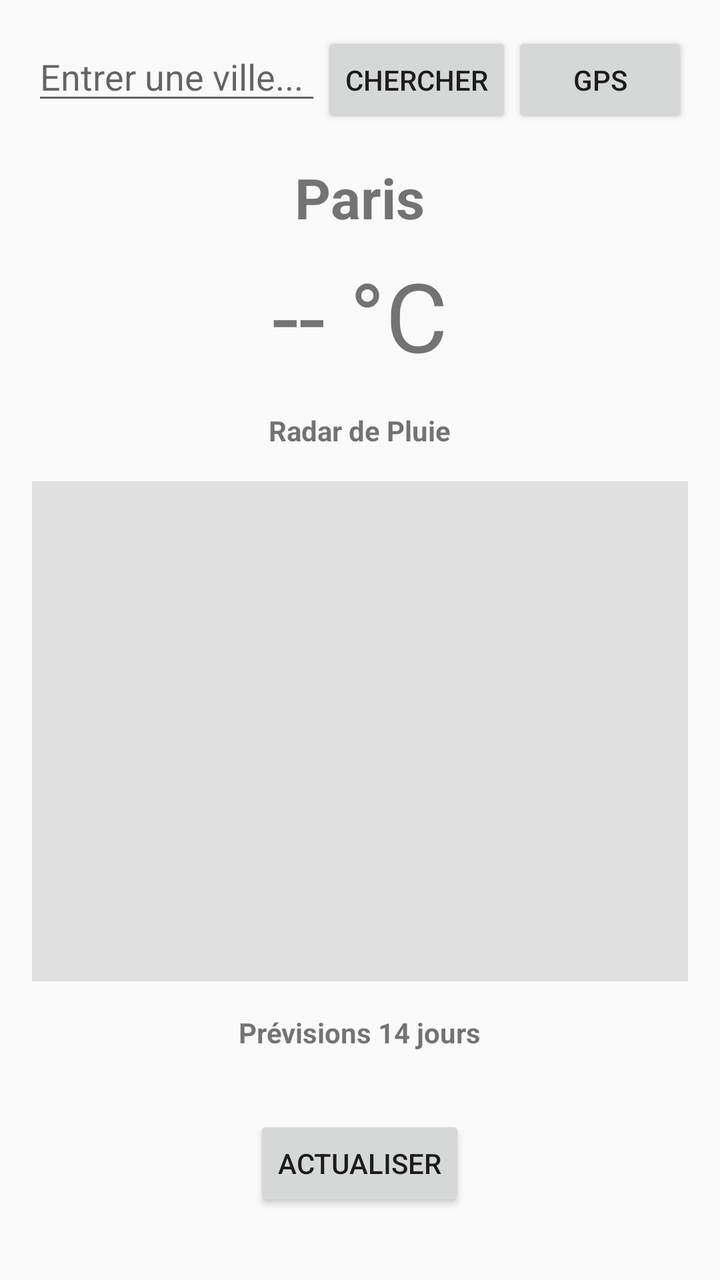
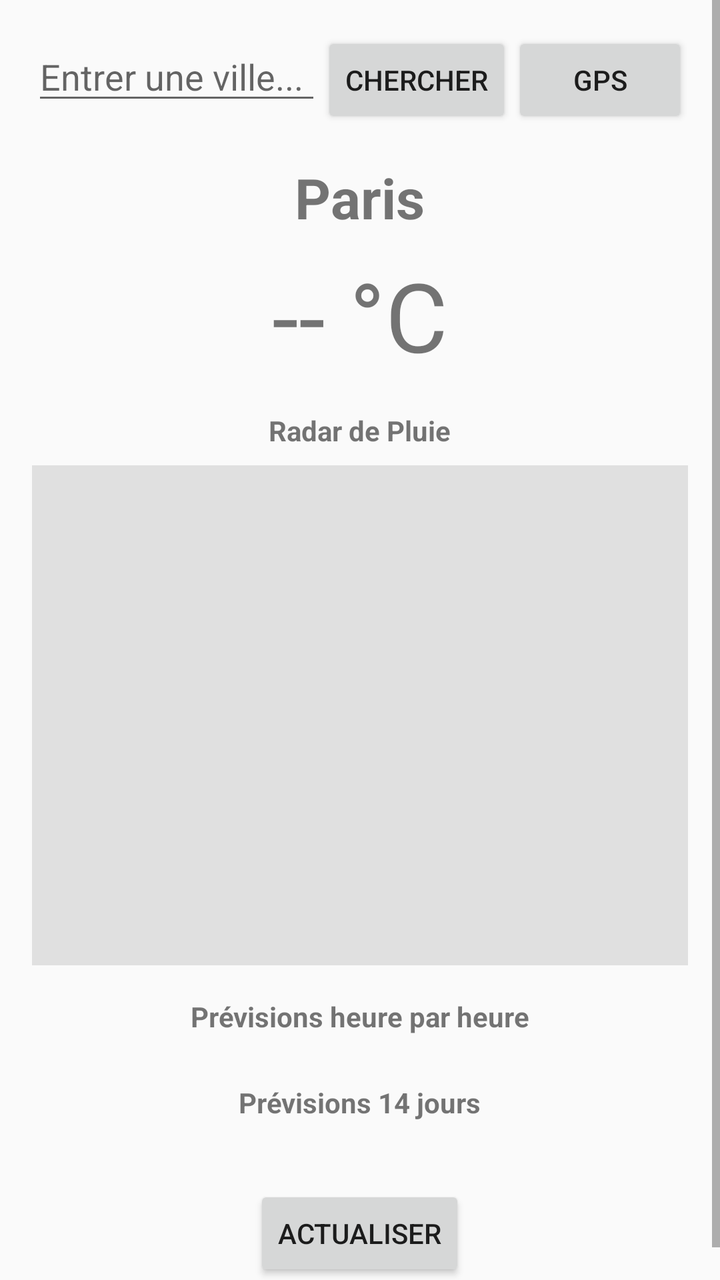

Before-and-after screenshots of an Android layout around one commit, followed by the original layout XML and the change that was made.
<!-- AndroidManifest.xml: application theme Theme.AppCompat.Light.NoActionBar -->
<!-- res/layout/activity_main.xml -->
<?xml version="1.0" encoding="utf-8"?>

<ScrollView xmlns:android="http://schemas.android.com/apk/res/android"
    android:layout_width="match_parent"
    android:layout_height="match_parent"
    android:fillViewport="true">

    <LinearLayout
        android:layout_width="match_parent"
        android:layout_height="wrap_content"
        android:orientation="vertical"
        android:gravity="center_horizontal"
        android:padding="16dp">

        
        <LinearLayout
            android:layout_width="match_parent"
            android:layout_height="wrap_content"
            android:orientation="horizontal"
            android:layout_marginBottom="16dp">

            <EditText
                android:id="@+id/citySearchEditText"
                android:layout_width="0dp"
                android:layout_height="wrap_content"
                android:layout_weight="1"
                android:hint="Entrer une ville..." />

            <Button
                android:id="@+id/searchButton"
                android:layout_width="wrap_content"
                android:layout_height="wrap_content"
                android:text="Chercher" />

            <Button
                android:id="@+id/gpsButton"
                android:layout_width="wrap_content"
                android:layout_height="wrap_content"
                android:text="GPS" />
        </LinearLayout>

        
        <TextView
            android:id="@+id/tvCity"
            android:layout_width="wrap_content"
            android:layout_height="wrap_content"
            android:text="Paris"
            android:textSize="28sp"
            android:textStyle="bold" />

        <TextView
            android:id="@+id/tvTemp"
            android:layout_width="wrap_content"
            android:layout_height="wrap_content"
            android:text="-- °C"
            android:textSize="48sp"
            android:layout_marginTop="8dp" />

        
        <TextView
            android:layout_width="wrap_content"
            android:layout_height="wrap_content"
            android:text="Radar de Pluie"
            android:textStyle="bold"
            android:layout_marginTop="16dp" />

<FrameLayout
    android:layout_width="match_parent"
    android:layout_height="250dp"
    android:layout_marginTop="16dp"
    android:background="#E0E0E0">

    
    <ImageView
        android:id="@+id/mapBackgroundImageView"
        android:layout_width="match_parent"
        android:layout_height="match_parent"
        android:scaleType="centerCrop"
        android:contentDescription="Fond de carte" />

    
    <ImageView
        android:id="@+id/radarImageView"
        android:layout_width="match_parent"
        android:layout_height="match_parent"
        android:scaleType="centerCrop"
        android:contentDescription="Radar de pluie" />

</FrameLayout>

        
        <TextView
            android:layout_width="wrap_content"
            android:layout_height="wrap_content"
            android:text="Prévisions 14 jours"
            android:textStyle="bold"
            android:layout_marginTop="16dp" />

        <androidx.recyclerview.widget.RecyclerView
            android:id="@+id/forecastRecyclerView"
            android:layout_width="match_parent"
            android:layout_height="wrap_content"
            android:orientation="horizontal"
            android:layout_marginTop="8dp" />

        <Button
            android:id="@+id/btnRefresh"
            android:layout_width="wrap_content"
            android:layout_height="wrap_content"
            android:text="Actualiser"
            android:layout_marginTop="24dp" />

    </LinearLayout>
</ScrollView>
<!-- resources referenced by this layout -->
<resources>

</resources>

<!-- the commit's change to res/layout/activity_main.xml (unified diff, before → after) -->
@@ -64,29 +64,43 @@
             android:textStyle="bold"
             android:layout_marginTop="16dp" />
 
-<FrameLayout
-    android:layout_width="match_parent"
-    android:layout_height="250dp"
-    android:layout_marginTop="16dp"
-    android:background="#E0E0E0">
+        <FrameLayout
+            android:layout_width="match_parent"
+            android:layout_height="250dp"
+            android:layout_marginTop="8dp"
+            android:background="#E0E0E0">
 
-    
-    <ImageView
-        android:id="@+id/mapBackgroundImageView"
-        android:layout_width="match_parent"
-        android:layout_height="match_parent"
-        android:scaleType="centerCrop"
-        android:contentDescription="Fond de carte" />
+            <ImageView
+                android:id="@+id/mapBackgroundImageView"
+                android:layout_width="match_parent"
+                android:layout_height="match_parent"
+                android:scaleType="centerCrop"
+                android:contentDescription="Fond de carte" />
 
-    
-    <ImageView
-        android:id="@+id/radarImageView"
-        android:layout_width="match_parent"
-        android:layout_height="match_parent"
-        android:scaleType="centerCrop"
-        android:contentDescription="Radar de pluie" />
+            <ImageView
+                android:id="@+id/radarImageView"
+                android:layout_width="match_parent"
+                android:layout_height="match_parent"
+                android:scaleType="centerCrop"
+                android:contentDescription="Radar de pluie" />
 
-</FrameLayout>
+        </FrameLayout>
+
+        
+        <TextView
+            android:layout_width="wrap_content"
+            android:layout_height="wrap_content"
+            android:text="Prévisions heure par heure"
+            android:textStyle="bold"
+            android:layout_marginTop="16dp" />
+
+        <androidx.recyclerview.widget.RecyclerView
+            android:id="@+id/hourlyRecyclerView"
+            android:layout_width="match_parent"
+            android:layout_height="wrap_content"
+            android:orientation="horizontal"
+            android:scrollbars="horizontal"
+            android:layout_marginTop="8dp" />
 
         
         <TextView
